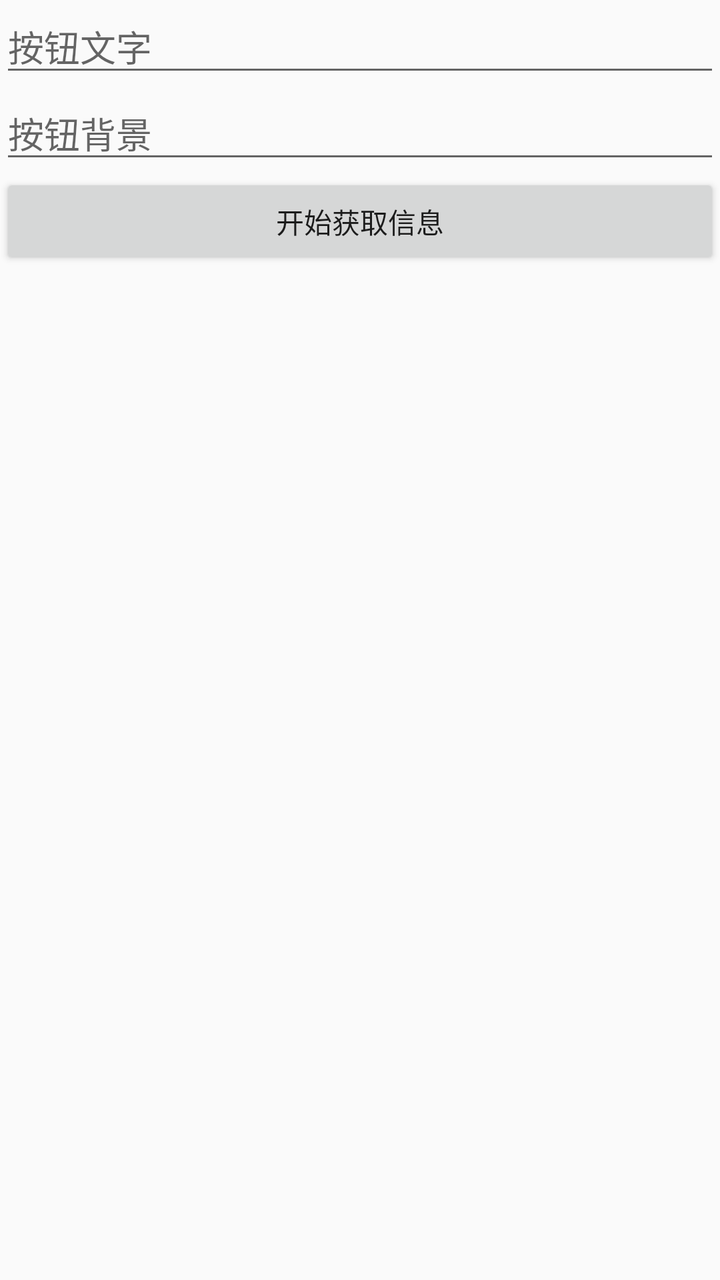
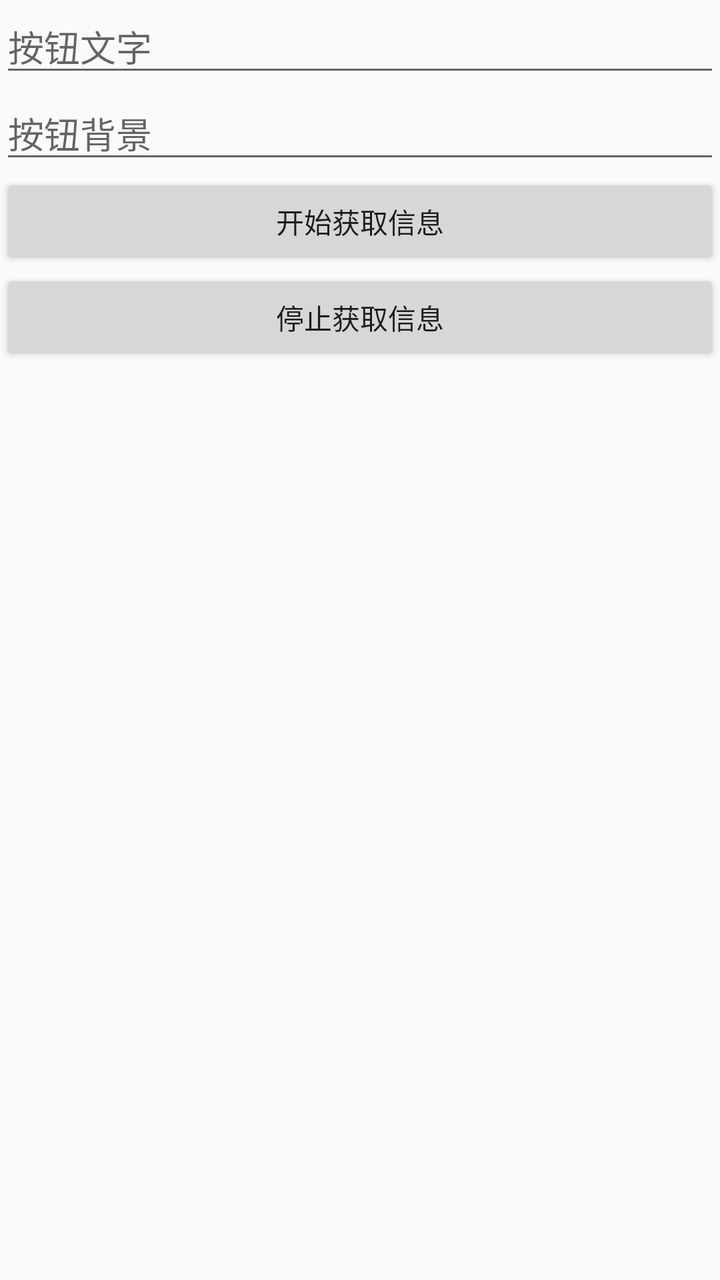

Screens rendered from an Android XML layout before and after an edit, with the pre-edit source and the edit as a unified diff.
<!-- AndroidManifest.xml: application theme AppTheme -->
<!-- res/layout/activity_main.xml -->
<?xml version="1.0" encoding="utf-8"?>
<LinearLayout xmlns:android="http://schemas.android.com/apk/res/android"
    xmlns:tools="http://schemas.android.com/tools"
    android:layout_width="match_parent"
    android:layout_height="match_parent"
    tools:context=".MainActivity"
    android:orientation="vertical">

    <EditText
        android:hint="按钮文字"
        android:id="@+id/et_name"
        android:layout_width="match_parent"
        android:layout_height="wrap_content" />

    <EditText
        android:hint="按钮背景"
        android:id="@+id/et_back"
        android:layout_width="match_parent"
        android:layout_height="wrap_content" />

    <Button
        android:text="开始获取信息"
        android:id="@+id/button"
        android:layout_width="match_parent"
        android:layout_height="wrap_content" />

</LinearLayout>
<!-- resources referenced by this layout -->
<resources>
  <style name="AppTheme" parent="Theme.AppCompat.Light.DarkActionBar">
          
          <item name="colorPrimary">@color/colorPrimary</item>
          <item name="colorPrimaryDark">@color/colorPrimaryDark</item>
          <item name="colorAccent">@color/colorAccent</item>
      </style>
  <color name="colorPrimary">#3F51B5</color>
  <color name="colorPrimaryDark">#303F9F</color>
  <color name="colorAccent">#FF4081</color>
</resources>

<!-- the commit's change to res/layout/activity_main.xml (unified diff, before → after) -->
@@ -20,8 +20,12 @@
 
     <Button
         android:text="开始获取信息"
-        android:id="@+id/button"
+        android:id="@+id/btn_start"
         android:layout_width="match_parent"
         android:layout_height="wrap_content" />
-
+    <Button
+        android:text="停止获取信息"
+        android:id="@+id/btn_stop"
+        android:layout_width="match_parent"
+        android:layout_height="wrap_content" />
 </LinearLayout>
